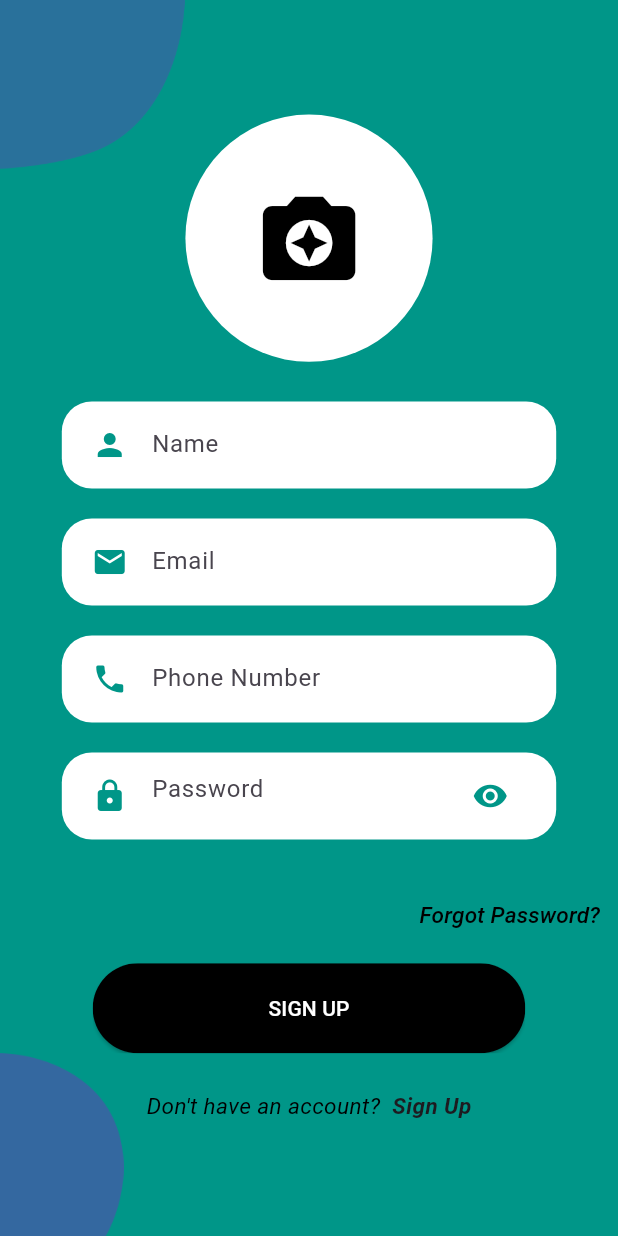
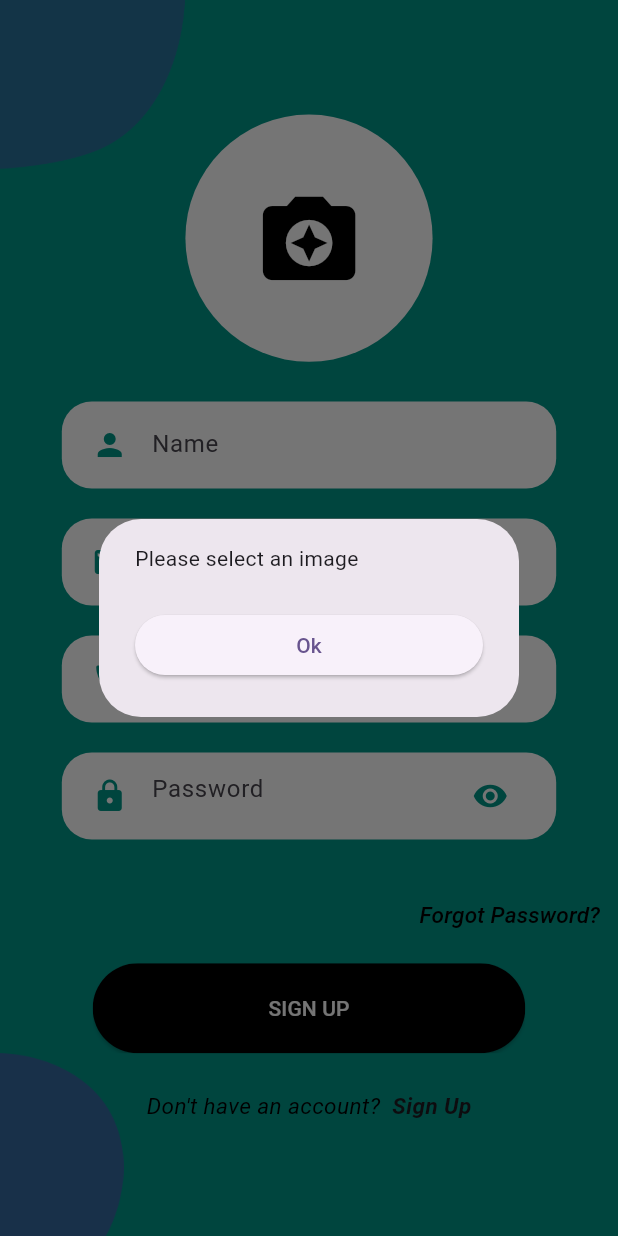
Before and after one commit to 5-abdulsami/olx_app, a Flutter app: the SignupScreen screen opened directly, after a tap on "SIGN UP", on a phone screen of 412 x 824 dp. Run offline on Flutter 3.47's test engine with Material 3 defaults, Android fonts, the phone set to English and light mode, and no system bars; our stand-ins replace cloud_firestore, firebase_auth, firebase_core, firebase_storage, image_cropper, image_picker; accounts and stored records are empty.

Commit message:
signup integration

```diff
--- a/lib/SignupScreen/signup_body.dart
+++ b/lib/SignupScreen/signup_body.dart
@@ -253,7 +253,11 @@ class _SingupBodyState extends State<SignupBody> {
           _isLoading
               ? Container(
                   height: 70, width: 70, child: CircularProgressIndicator())
-              : RoundedButton(onPressed: () {}, text: "SIGN UP"),
+              : RoundedButton(
+                  onPressed: () {
+                    submitFormOnSignup();
+                  },
+                  text: "SIGN UP"),
           SizedBox(height: screenHeight * 0.02),
           AlreadyHaveAccount(
               login: false,
```
Also changed, not shown: 1 other file.
